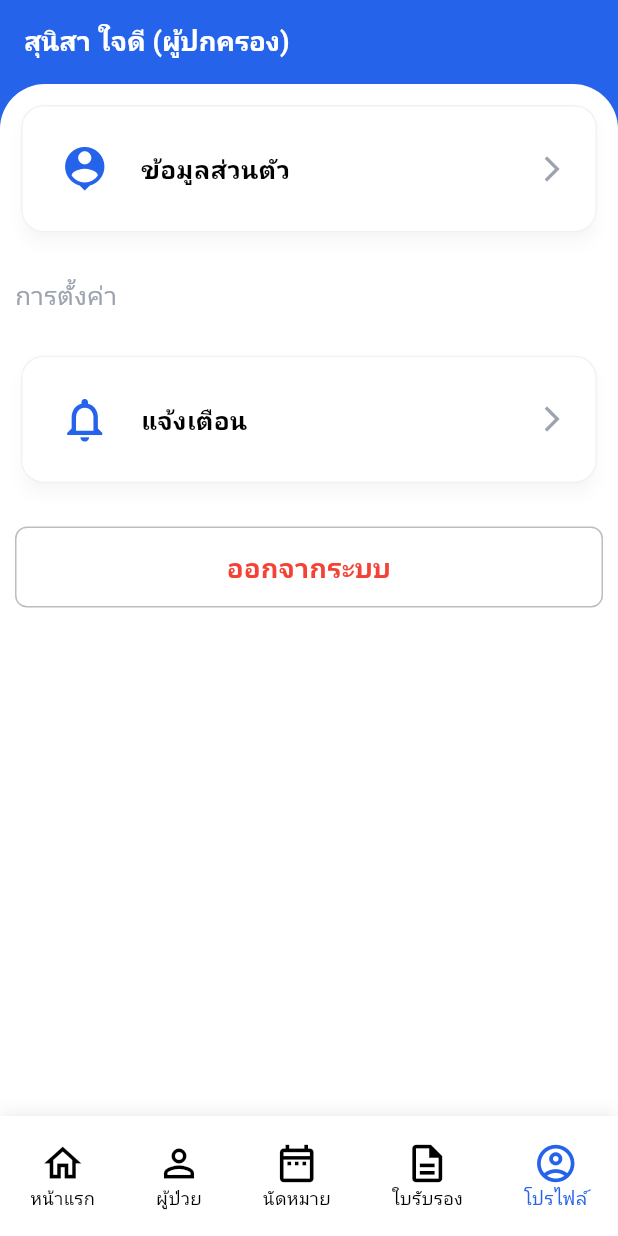
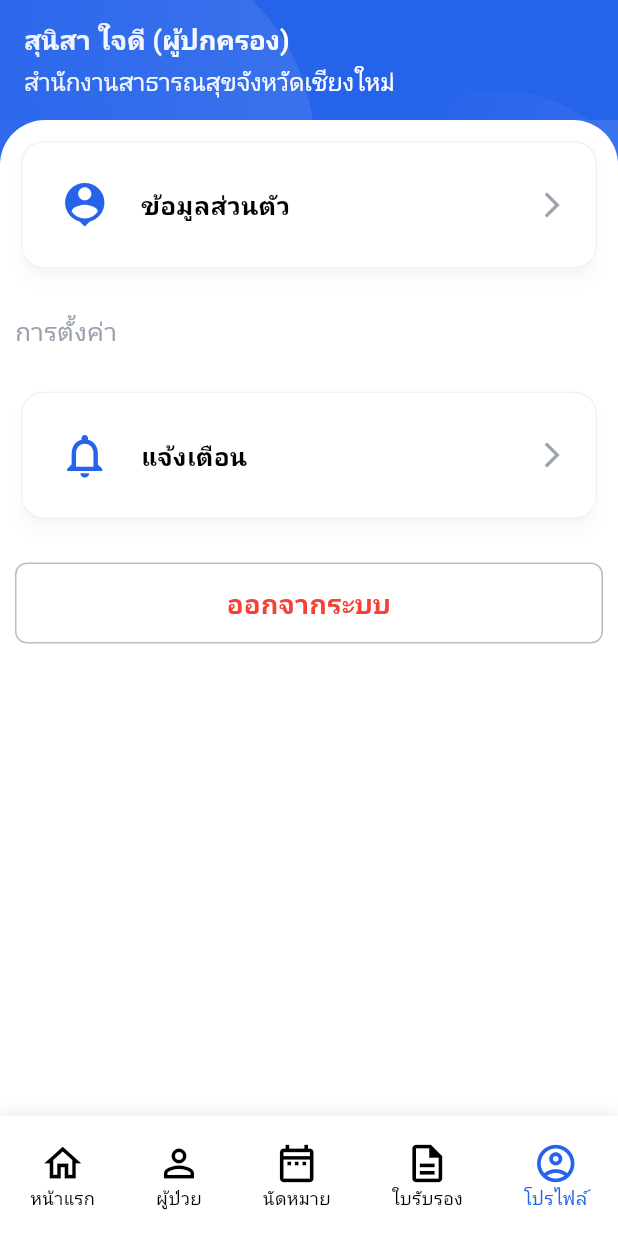
Before and after one commit to pluseducation/bsd-staff-mobile, a Flutter app: the screen it shows after launch, swiped to page 5, on a phone screen of 412 x 824 dp. Run offline on Flutter 3.47's test engine with Material 3 defaults, Android fonts, the phone set to English and light mode, and no system bars; our stand-ins replace animated_splash_screen, dio, fl_chart, font_awesome_flutter, freezed_annotation, get_it and 5 more; accounts and stored records are empty; network calls fail.

Commit message:
app bar profile

```diff
--- a/lib/presentation/certificate/certificate-screen.dart
+++ b/lib/presentation/certificate/certificate-screen.dart
@@ -98,7 +98,21 @@ class _CertificateScreenGroupState extends State<CertificateScreenGroup> {
           appBar: BaseAppbarCertificate(
             certificateCount: searchProvider.certificate.alls.length,
           ),
-          body: Column(
+          body: Container(
+            decoration: const BoxDecoration(
+              gradient: LinearGradient(
+                colors: [
+                  MainColors.primary500,
+                  Colors.white,
+                ],
+                stops: [-0.017, 1.2193],
+                begin: Alignment.topLeft,
+                end: Alignment.bottomRight,
+                transform: GradientRotation(280 * (3.14159 / 50)),
+              ),
+              color: Colors.white12,
+            ),
+            child: Column(
               children: [
                 Expanded(
                   child: Container(
@@ -128,6 +142,7 @@ class _CertificateScreenGroupState extends State<CertificateScreenGroup> {
                   ),
                 ),
               ],
+            ),
           ),
         );
       },
--- a/lib/presentation/profile/profile-screen.dart
+++ b/lib/presentation/profile/profile-screen.dart
@@ -5,6 +5,7 @@ import 'package:bst_staff_mobile/domain/service/app_service.dart';
 import 'package:bst_staff_mobile/presentation/login/login-screen.dart';
 import 'package:bst_staff_mobile/presentation/profile/profile-model.dart';
 import 'package:bst_staff_mobile/theme/main-colors.dart';
+import 'package:bst_staff_mobile/widget/appbar/base-appbar.dart';
 import 'package:bst_staff_mobile/widget/layout/base-layout.dart';
 import 'package:bst_staff_mobile/widget/popup/dialog.dart';
 import 'package:flutter/material.dart';
@@ -50,20 +51,22 @@ class _ProfileScreenState extends State<ProfileScreen> {
   Widget build(BuildContext context) {
     return Scaffold(
       backgroundColor: MainColors.primary500,
-      appBar: AppBar(
-        automaticallyImplyLeading: false,
-        elevation: 0.0,
-        backgroundColor: MainColors.primary500,
-        title: const Text(
-          "สุนิสา ใจดี (ผู้ปกครอง)",
-          style: TextStyle(
-            fontSize: 18,
-            color: MainColors.white,
-            fontWeight: FontWeight.bold,
+      appBar: BaseAppbarProfile(),
+      body: Container(
+        decoration: const BoxDecoration(
+          gradient: LinearGradient(
+            colors: [
+              MainColors.primary500,
+              Colors.white,
+            ],
+            stops: [-0.017, 1.2193],
+            begin: Alignment.topLeft,
+            end: Alignment.bottomRight,
+            transform: GradientRotation(280 * (3.14159 / 50)),
           ),
+          color: Colors.white12,
         ),
-      ),
-      body: Column(
+        child: Column(
           children: [
             Expanded(
               child: Container(
@@ -144,8 +147,8 @@ class _ProfileScreenState extends State<ProfileScreen> {
                           ),
                           const Text(
                             "การตั้งค่า",
-                          style:
-                              TextStyle(fontSize: 17, color: Color(0xFF9CA3AF)),
+                            style: TextStyle(
+                                fontSize: 17, color: Color(0xFF9CA3AF)),
                           ),
                           const SizedBox(
                             height: 25,
@@ -253,6 +256,7 @@ class _ProfileScreenState extends State<ProfileScreen> {
               ),
             ),
           ],
+        ),
       ),
     );
   }
--- a/lib/widget/appbar/base-appbar.dart
+++ b/lib/widget/appbar/base-appbar.dart
@@ -480,3 +480,133 @@ class _BaseAppbarCertificateState extends State<BaseAppbarCertificate> {
     );
   }
 }
+
+// ---
+
+class BaseAppbarProfile extends StatefulWidget implements PreferredSizeWidget {
+  const BaseAppbarProfile({
+    super.key,
+  });
+
+  @override
+  _BaseAppbarProfileState createState() => _BaseAppbarProfileState();
+
+  @override
+  Size get preferredSize => const Size.fromHeight(toolbarHeightPatient);
+}
+
+class _BaseAppbarProfileState extends State<BaseAppbarProfile> {
+  @override
+  Widget build(BuildContext context) {
+    return Stack(
+      children: [
+        Container(
+          decoration: const BoxDecoration(
+            gradient: LinearGradient(
+              colors: [MainColors.primary500, MainColors.primary500],
+              stops: [-0.017, 1.2193],
+              begin: Alignment.topLeft,
+              end: Alignment.bottomRight,
+            ),
+          ),
+          child: AppBar(
+              toolbarHeight: toolbarHeight,
+              backgroundColor: Colors.transparent,
+              title: const Column(
+                crossAxisAlignment: CrossAxisAlignment.start,
+                children: [
+                  Row(
+                    children: [
+                      Text(
+                        "สุนิสา ใจดี (ผู้ปกครอง)",
+                        style: TextStyle(
+                          fontSize: 18,
+                          color: Colors.white,
+                          fontWeight: FontWeight.bold,
+                        ),
+                      ),
+                      SizedBox(
+                        width: 5,
+                      ),
+                    ],
+                  ),
+                  SizedBox(
+                    height: 5,
+                  ),
+                  Text("สำนักงานสาธารณสุขจังหวัดเชียงใหม่",
+                      style: TextStyle(
+                        fontSize: 16,
+                        color: Colors.white,
+                      )),
+                ],
+              )
+              // Row(
+              //   mainAxisAlignment: MainAxisAlignment.center,
+              //   children: [
+              //     Text(
+              //       "ใบรับรอง",
+              //       style: TextStyle(
+              //         fontSize: 18,
+              //         color: Colors.white,
+              //         fontWeight: FontWeight.bold,
+              //       ),
+              //     ),
+              //     SizedBox(
+              //       width: 5,
+              //     ),
+              //   ],
+              // ),
+              ),
+        ),
+        Positioned(
+          top: -100,
+          left: -70,
+          child: Container(
+            width: 280,
+            height: 400,
+            decoration: const BoxDecoration(
+              shape: BoxShape.circle,
+              gradient: LinearGradient(
+                begin: Alignment.topLeft,
+                end: Alignment.bottomRight,
+                stops: [0.1449, 0.9606],
+                colors: [
+                  MainColors.primary500,
+                  Colors.white,
+                ],
+                transform: GradientRotation(300.72 * (3.14159 / 180)),
+              ),
+              color: Colors.white12,
+            ),
+          ),
+        ),
+        Positioned(
+          top: 60,
+          right: -20,
+          child: Container(
+            width: 180,
+            height: 280,
+            decoration: const BoxDecoration(
+              borderRadius: BorderRadius.only(
+                topRight: Radius.circular(100),
+                bottomRight: Radius.circular(100),
+                topLeft: Radius.circular(60),
+              ),
+              gradient: LinearGradient(
+                begin: Alignment.topRight,
+                end: Alignment.bottomRight,
+                stops: [0.1449, 0.9606],
+                colors: [
+                  MainColors.primary500,
+                  Colors.white,
+                ],
+                transform: GradientRotation(280 * (3.14159 / 50)),
+              ),
+              color: Colors.white12,
+            ),
+          ),
+        ),
+      ],
+    );
+  }
+}
```
Lines whose indentation alone changed are shown as unchanged.
